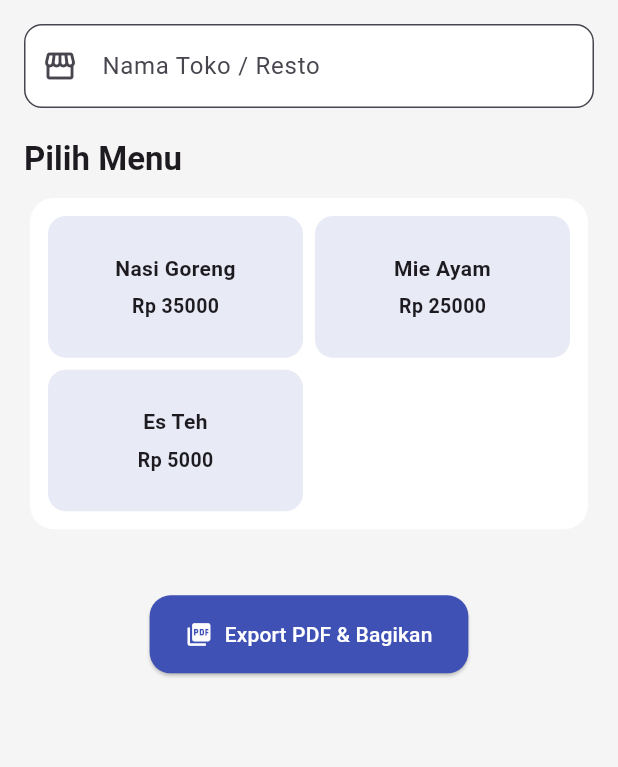
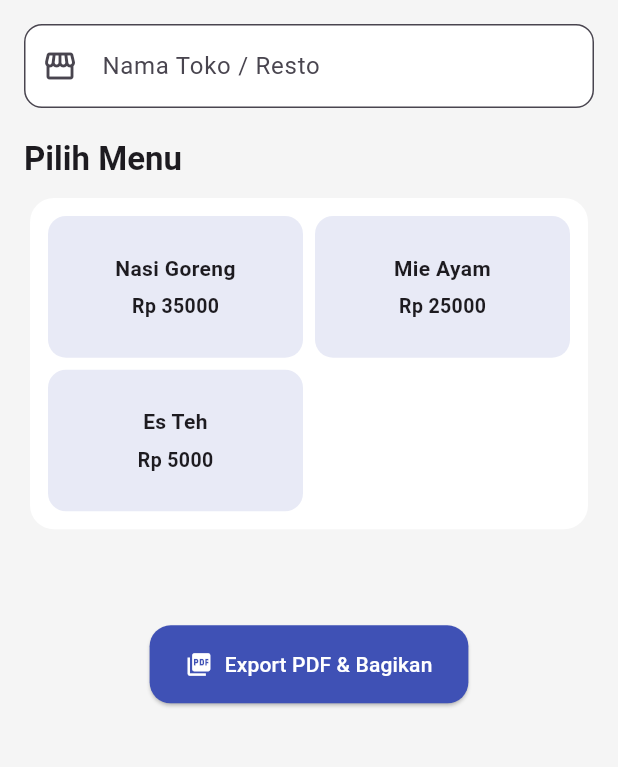
Before and after one commit to alfandir/split-bill, a Flutter app: the SplitScreen screen opened directly, on a phone screen of 412 x 824 dp, the part 84-851 px from its top. Run offline on Flutter 3.47's test engine with Material 3 defaults, Android fonts, the phone set to English and light mode, and no system bars; our stand-ins replace flutter_dotenv, fluttertoast, pdf, printing, shared_preferences, supabase_flutter; accounts and stored records are empty.

```diff
--- a/lib/screens/history_screen.dart
+++ b/lib/screens/history_screen.dart
@@ -1,3 +1,5 @@
+import 'dart:developer';
+
 import 'package:flutter/material.dart';
 import 'package:supabase_flutter/supabase_flutter.dart';
 import 'package:url_launcher/url_launcher.dart';
--- a/lib/screens/split_screen.dart
+++ b/lib/screens/split_screen.dart
@@ -480,6 +480,8 @@ class _SplitScreenState extends State<SplitScreen> {
                 ),
               ),
 
+            const SizedBox(height: 20),
+
             /// Button Export
             Center(
               child: ElevatedButton.icon(
```
